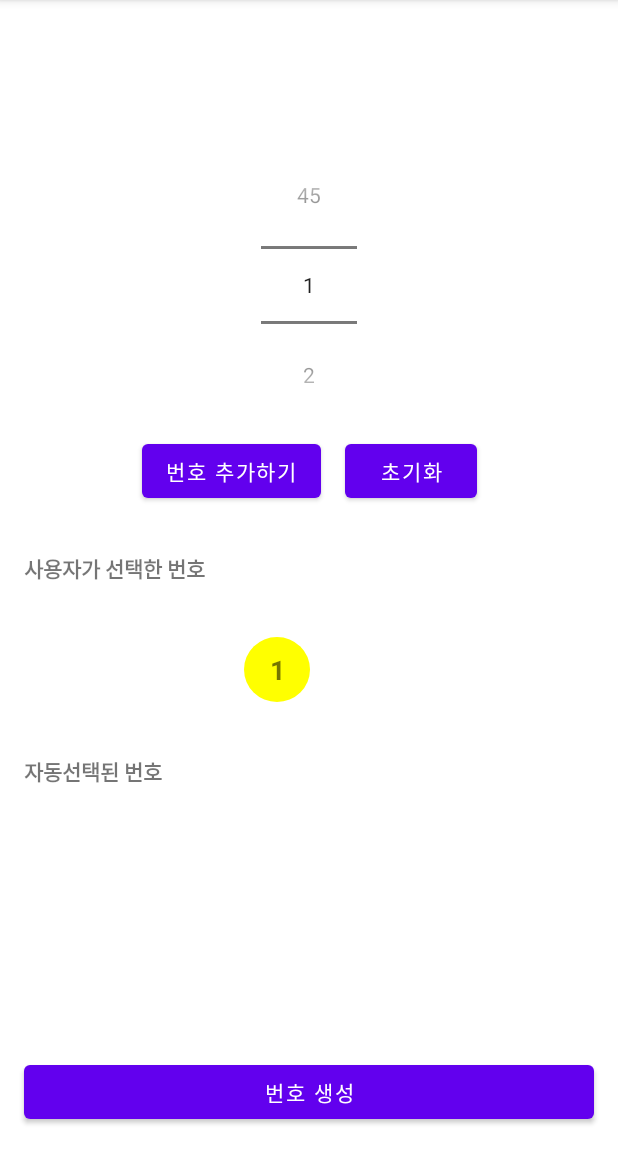
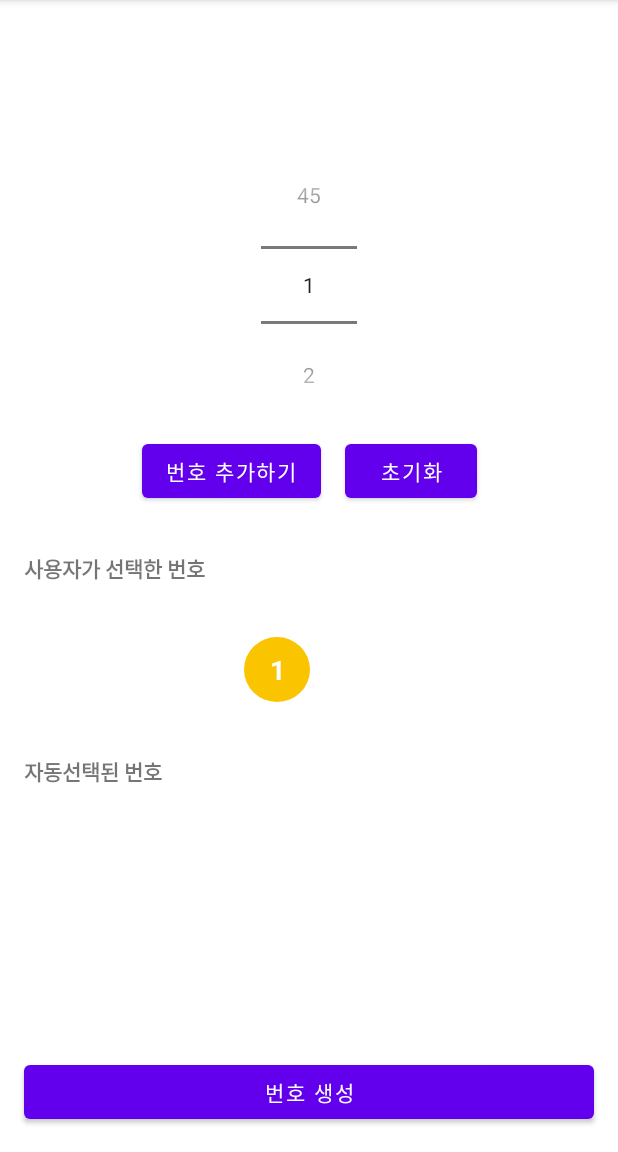
Before and after one commit to CodeHanZoom/greenwalk_android-deprecated-, an Android app: the screen it shows after launch (MainActivity), after a tap on "번호 추가하기", on a phone screen of 412 x 824 dp, the part 84-1236 px from its top. Run offline under Robolectric (Android 15) with nearby library versions, the phone set to English and light mode, and no system bars.

Commit message:
feat: color change in UI

```diff
--- a/Lottery Machine/app/src/main/java/com/yj/lotterymachine/MainActivity.kt
+++ b/Lottery Machine/app/src/main/java/com/yj/lotterymachine/MainActivity.kt
@@ -8,6 +8,7 @@ import android.widget.TextView
 import android.widget.Toast
 import androidx.appcompat.app.AppCompatActivity
 import androidx.core.content.ContextCompat
+import kotlin.random.Random
 
 class MainActivity : AppCompatActivity() {
     private val addButton: Button by lazy {
@@ -16,6 +17,10 @@ class MainActivity : AppCompatActivity() {
 
     private val clearButton: Button by lazy {
         findViewById(R.id.clearButton)
+    }
+
+    private val generateButton: Button by lazy {
+        findViewById(R.id.generateButton)
     }
 
     private val numberPicker: NumberPicker by lazy {
@@ -42,6 +47,26 @@ class MainActivity : AppCompatActivity() {
         findViewById(R.id.num5)
     }
 
+    private val randomNumList: MutableList<Int> = mutableListOf()
+
+    private val randomNumTextViewList: MutableList<TextView> = mutableListOf()
+
+    private val randomNum1: TextView by lazy {
+        findViewById(R.id.randomNum1)
+    }
+    private val randomNum2: TextView by lazy {
+        findViewById(R.id.randomNum2)
+    }
+    private val randomNum3: TextView by lazy {
+        findViewById(R.id.randomNum3)
+    }
+    private val randomNum4: TextView by lazy {
+        findViewById(R.id.randomNum4)
+    }
+    private val randomNum5: TextView by lazy {
+        findViewById(R.id.randomNum5)
+    }
+
     override fun onCreate(savedInstanceState: Bundle?) {
         super.onCreate(savedInstanceState)
         setContentView(R.layout.activity_main)
@@ -56,22 +81,32 @@ class MainActivity : AppCompatActivity() {
         textList.add(num4)
         textList.add(num5)
 
+        randomNumTextViewList.add(randomNum1)
+        randomNumTextViewList.add(randomNum2)
+        randomNumTextViewList.add(randomNum3)
+        randomNumTextViewList.add(randomNum4)
+        randomNumTextViewList.add(randomNum5)
+
         addButton.setOnClickListener {
-                initAddButton()
+            initAddButton()
         }
 
         clearButton.setOnClickListener {
             runClearButton()
         }
+
+        generateButton.setOnClickListener {
+            runGenerateButton()
+        }
     }
 
-    private fun initAddButton(){
-        if(numList.size >= 5){
+    private fun initAddButton() {
+        if (numList.size >= 5) {
             Toast.makeText(this, "숫자는 최대 5개까지 선택가능", Toast.LENGTH_SHORT).show()
             return
         }
 
-        if(numList.contains(numberPicker.value)){
+        if (numList.contains(numberPicker.value)) {
             Toast.makeText(this, "이미 선택된 숫자임", Toast.LENGTH_SHORT).show()
             return
         }
@@ -79,11 +114,16 @@ class MainActivity : AppCompatActivity() {
         numList.add(numberPicker.value)
 
         when (numberPicker.value) {
-            in 1..10 -> textList[numList.size-1].background = ContextCompat.getDrawable(this, R.drawable.circle_yellow)
-            in 11..20 -> textList[numList.size-1].background = ContextCompat.getDrawable(this, R.drawable.circle_blue)
-            in 21..30 -> textList[numList.size-1].background = ContextCompat.getDrawable(this, R.drawable.circle_red)
-            in 31..40 -> textList[numList.size-1].background = ContextCompat.getDrawable(this, R.drawable.circle_gray)
-            in 41..45 -> textList[numList.size-1].background = ContextCompat.getDrawable(this, R.drawable.circle_green)
+            in 1..10 -> textList[numList.size - 1].background =
+                ContextCompat.getDrawable(this, R.drawable.circle_yellow)
+            in 11..20 -> textList[numList.size - 1].background =
+                ContextCompat.getDrawable(this, R.drawable.circle_blue)
+            in 21..30 -> textList[numList.size - 1].background =
+                ContextCompat.getDrawable(this, R.drawable.circle_red)
+            in 31..40 -> textList[numList.size - 1].background =
+                ContextCompat.getDrawable(this, R.drawable.circle_gray)
+            in 41..45 -> textList[numList.size - 1].background =
+                ContextCompat.getDrawable(this, R.drawable.circle_green)
         }
 
 
@@ -94,12 +134,12 @@ class MainActivity : AppCompatActivity() {
         }
     }
 
-    private fun runClearButton(){
+    private fun runClearButton() {
 
         var numberList = numList.toList()
 
         numberList.forEachIndexed { idx, it ->
-            textList[idx].apply{
+            textList[idx].apply {
                 text = ""
                 setBackgroundColor(Color.WHITE)
             }
@@ -107,4 +147,36 @@ class MainActivity : AppCompatActivity() {
 
         numList.clear()
     }
+
+    private fun runGenerateButton() {
+        randomNumList.clear()
+
+        while (randomNumList.size < 5) {
+            var randomNum = Random.nextInt(1, 45)
+
+            if (!randomNumList.contains(randomNum))
+                randomNumList.add(randomNum)
+        }
+
+        var sortedList = randomNumList.sorted()
+
+        sortedList.forEachIndexed { idx, it ->
+            randomNumTextViewList[idx].apply {
+                text = it.toString()
+                when (it) {
+                    in 1..10 -> background =
+                        ContextCompat.getDrawable(applicationContext, R.drawable.circle_yellow)
+                    in 11..20 -> background =
+                        ContextCompat.getDrawable(applicationContext, R.drawable.circle_blue)
+                    in 21..30 -> background =
+                        ContextCompat.getDrawable(applicationContext, R.drawable.circle_red)
+                    in 31..40 -> background =
+                        ContextCompat.getDrawable(applicationContext, R.drawable.circle_gray)
+                    in 41..45 -> background =
+                        ContextCompat.getDrawable(applicationContext, R.drawable.circle_green)
+                }
+            }
+
+        }
+    }
 }
--- a/Lottery Machine/app/src/main/res/layout/activity_main.xml
+++ b/Lottery Machine/app/src/main/res/layout/activity_main.xml
@@ -66,6 +66,7 @@
             android:layout_height="wrap_content"
             android:layout_margin="5dp"
             android:gravity="center"
+            android:textColor="@color/text_small"
             android:textSize="18sp"
             android:textStyle="bold"
             tools:text="1" />
@@ -76,6 +77,7 @@
             android:layout_height="wrap_content"
             android:layout_margin="5dp"
             android:gravity="center"
+            android:textColor="@color/text_small"
             android:textSize="18sp"
             android:textStyle="bold"
             tools:text="1" />
@@ -86,6 +88,7 @@
             android:layout_height="wrap_content"
             android:layout_margin="5dp"
             android:gravity="center"
+            android:textColor="@color/text_small"
             android:textSize="18sp"
             android:textStyle="bold"
             tools:text="1" />
@@ -96,6 +99,7 @@
             android:layout_height="wrap_content"
             android:layout_margin="5dp"
             android:gravity="center"
+            android:textColor="@color/text_small"
             android:textSize="18sp"
             android:textStyle="bold"
             tools:text="1" />
@@ -106,6 +110,7 @@
             android:layout_height="wrap_content"
             android:layout_margin="5dp"
             android:gravity="center"
+            android:textColor="@color/text_small"
             android:textSize="18sp"
             android:textStyle="bold"
             tools:text="1" />
@@ -138,6 +143,7 @@
             android:layout_height="wrap_content"
             android:layout_margin="5dp"
             android:gravity="center"
+            android:textColor="@color/text_small"
             android:textSize="18sp"
             android:textStyle="bold"
             tools:text="1" />
@@ -148,6 +154,7 @@
             android:layout_height="wrap_content"
             android:layout_margin="5dp"
             android:gravity="center"
+            android:textColor="@color/text_small"
             android:textSize="18sp"
             android:textStyle="bold"
             tools:text="1" />
@@ -158,6 +165,7 @@
             android:layout_height="wrap_content"
             android:layout_margin="5dp"
             android:gravity="center"
+            android:textColor="@color/text_small"
             android:textSize="18sp"
             android:textStyle="bold"
             tools:text="1" />
@@ -168,6 +176,7 @@
             android:layout_height="wrap_content"
             android:layout_margin="5dp"
             android:gravity="center"
+            android:textColor="@color/text_small"
             android:textSize="18sp"
             android:textStyle="bold"
             tools:text="1" />
@@ -178,13 +187,14 @@
             android:layout_height="wrap_content"
             android:layout_margin="5dp"
             android:gravity="center"
+            android:textColor="@color/text_small"
             android:textSize="18sp"
             android:textStyle="bold"
             tools:text="1" />
     </LinearLayout>
 
     <Button
-        android:id="@+id/runButton"
+        android:id="@+id/generateButton"
         android:layout_width="0dp"
 
         android:layout_height="wrap_content"
--- a/Lottery Machine/app/src/main/res/values/colors.xml
+++ b/Lottery Machine/app/src/main/res/values/colors.xml
@@ -7,10 +7,10 @@
     <color name="teal_700">#FF018786</color>
     <color name="black">#FF000000</color>
     <color name="white">#FFFFFFFF</color>
-    <color name="blue">#0000FF</color>
-    <color name="gray">#808080</color>
-    <color name="green">#008000</color>
-    <color name="red">#FF0000</color>
-    <color name="yellow">#FFFF00</color>
-
+    <color name="blue">#69C8F2</color>
+    <color name="gray">#AAAAAA</color>
+    <color name="green">#B0D840</color>
+    <color name="red">#FF7272</color>
+    <color name="yellow">#FBC400</color>
+    <color name="text_small">#FFFFFF</color>
 </resources>
```
